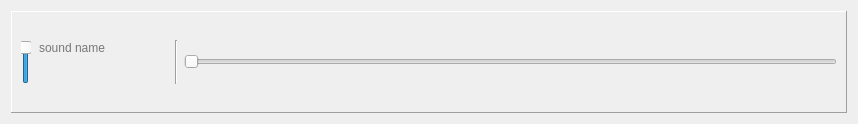
First picture: the form in soundcard.ui, repository casey-c/shock, before the edit.
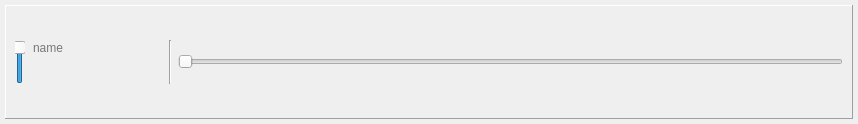
Second picture: the form after the edit. Icons and pictures are not drawn.

Commit message: /sound-card: Auto stash before merge of "feature/sound-card" and "origin/feature/sound-card"

Diff of the .ui file:
```diff
--- a/soundcard.ui
+++ b/soundcard.ui
@@ -29,6 +29,18 @@
    <string>Form</string>
   </property>
   <layout class="QGridLayout" name="gridLayout_3">
+   <property name="leftMargin">
+    <number>5</number>
+   </property>
+   <property name="topMargin">
+    <number>5</number>
+   </property>
+   <property name="rightMargin">
+    <number>5</number>
+   </property>
+   <property name="bottomMargin">
+    <number>5</number>
+   </property>
    <item row="0" column="0">
     <widget class="QFrame" name="frame">
      <property name="sizePolicy">
@@ -64,10 +76,12 @@
            </size>
           </property>
           <property name="styleSheet">
-           <string notr="true">QSlider::handle { image: url(:/icons/circle.svg);}
-QSlider::sub-page{background: #c7c7c7; width: 47}
-QSlider::add-page{ background: #aacc77; width: 7 }
-QSlider::groove:vertical{width: 40px}</string>
+           <string notr="true">QSlider::handle { image: url(:/icons/circle.svg)}
+QSlider::sub-page{background: #c7c7c7;
+				width: 0 px}
+QSlider::add-page{ background: #aacc77;
+				width: 7 px}
+QSlider::groovevertical{width: 10px}</string>
           </property>
           <property name="sliderPosition">
            <number>99</number>
@@ -161,7 +175,7 @@
            <bool>false</bool>
           </property>
           <property name="placeholderText">
-           <string>sound name</string>
+           <string>name</string>
           </property>
          </widget>
         </item>
```
The commit also changes 3 other files.
